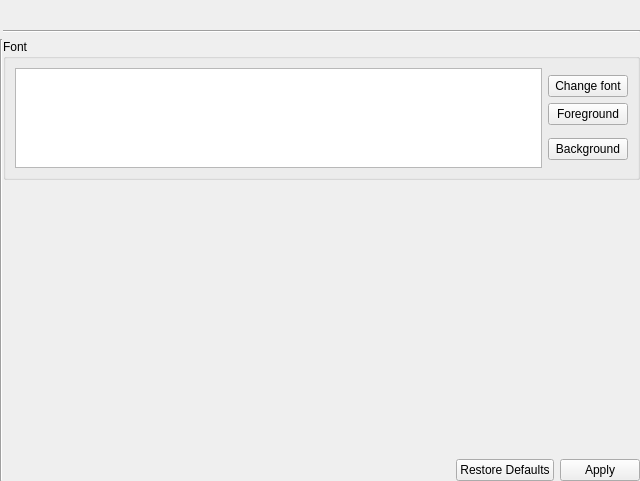
Qt form ui/abstracttextappearancecolorsandfontssettings.ui (snip89/wsnsim-postprocessor) before a commit.
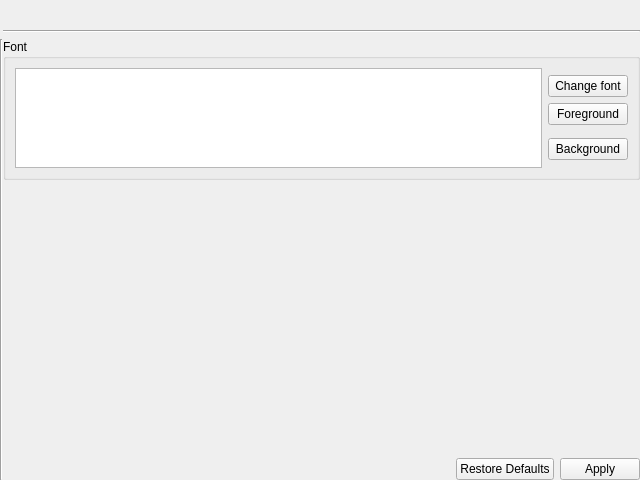
The same form after that commit.

```diff
--- a/ui/abstracttextappearancecolorsandfontssettings.ui
+++ b/ui/abstracttextappearancecolorsandfontssettings.ui
@@ -7,7 +7,7 @@
     <x>0</x>
     <y>0</y>
     <width>640</width>
-    <height>481</height>
+    <height>480</height>
    </rect>
   </property>
   <property name="windowTitle">
```
